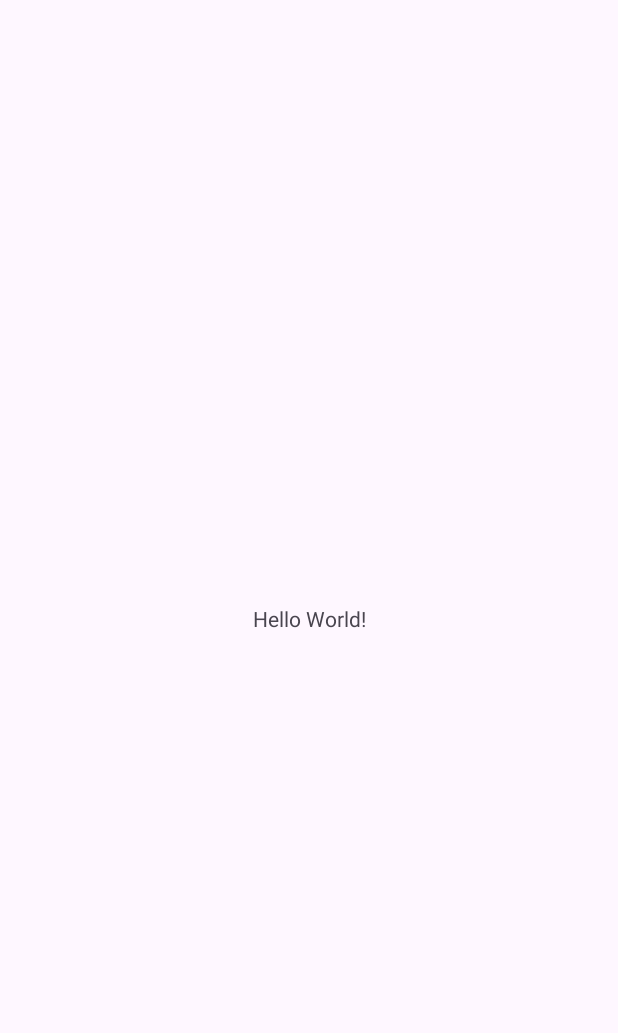
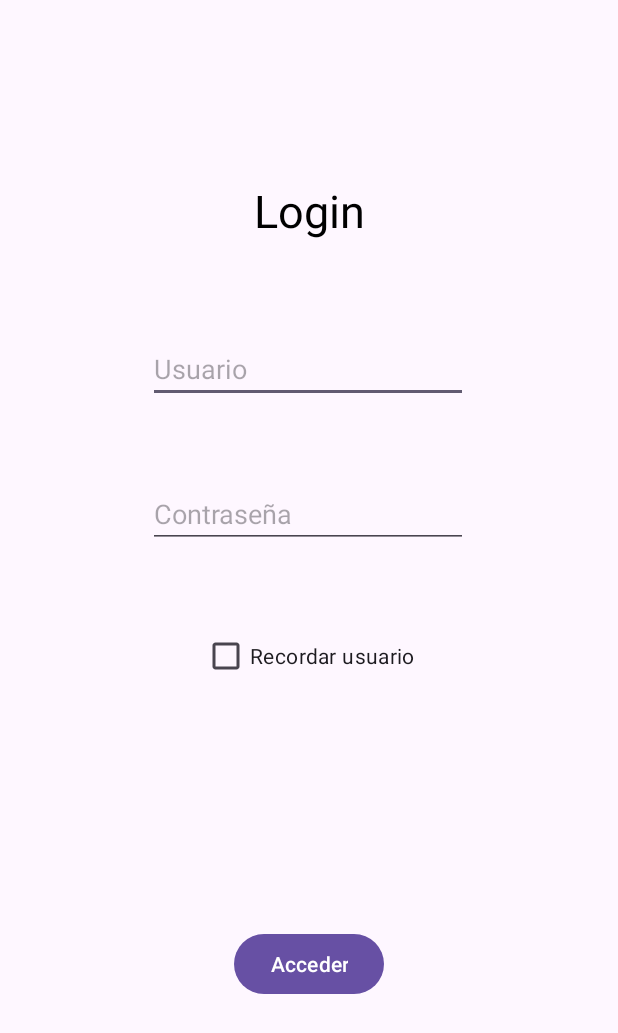
Before and after one commit to Francisco-Diaz-Roldan/Unidad3_Ejercicio1, an Android app: the screen it shows after launch (MainActivity), on a phone screen of 412 x 824 dp. Before the commit the part shown is almost empty. Shown: the top 1033 px of the screen. Run offline under Robolectric (Android 15) with nearby library versions, the phone set to English and light mode, and no system bars.

Commit message:
Ejercicio1 casi hecho

```diff
--- a/app/src/main/res/layout/activity_main.xml
+++ b/app/src/main/res/layout/activity_main.xml
@@ -7,12 +7,69 @@
     tools:context=".MainActivity">
 
     <TextView
+        android:id="@+id/login"
         android:layout_width="wrap_content"
         android:layout_height="wrap_content"
-        android:text="Hello World!"
+        android:text="@string/login"
+        android:textColor="@color/black"
+        android:textSize="30dp"
         app:layout_constraintBottom_toBottomOf="parent"
         app:layout_constraintEnd_toEndOf="parent"
         app:layout_constraintStart_toStartOf="parent"
-        app:layout_constraintTop_toTopOf="parent" />
+        app:layout_constraintTop_toTopOf="parent"
+        app:layout_constraintVertical_bias="0.153" />
+
+    <EditText
+        android:id="@+id/usuario"
+        android:layout_width="wrap_content"
+        android:layout_height="wrap_content"
+        android:ems="10"
+        android:inputType="text"
+        android:hint="@string/usuario"
+        app:layout_constraintBottom_toBottomOf="parent"
+        app:layout_constraintEnd_toEndOf="parent"
+        app:layout_constraintHorizontal_bias="0.497"
+        app:layout_constraintStart_toStartOf="parent"
+        app:layout_constraintTop_toBottomOf="@+id/login"
+        app:layout_constraintVertical_bias="0.101" />
+
+    <EditText
+        android:id="@+id/contrasena"
+        android:layout_width="wrap_content"
+        android:layout_height="wrap_content"
+        android:ems="10"
+        android:hint="@string/contrasena"
+        android:inputType="text"
+        app:layout_constraintBottom_toBottomOf="parent"
+        app:layout_constraintEnd_toEndOf="parent"
+        app:layout_constraintHorizontal_bias="0.497"
+        app:layout_constraintStart_toStartOf="parent"
+        app:layout_constraintTop_toBottomOf="@+id/usuario"
+        app:layout_constraintVertical_bias="0.1" />
+
+    <CheckBox
+        android:id="@+id/cBRecordarUsuario"
+        android:layout_width="wrap_content"
+        android:layout_height="wrap_content"
+        android:text="@string/recordar_usuario"
+        app:layout_constraintBottom_toBottomOf="parent"
+        app:layout_constraintEnd_toEndOf="parent"
+        android:textColorHint="@color/purple"
+        app:layout_constraintHorizontal_bias="0.498"
+        app:layout_constraintStart_toStartOf="parent"
+        app:layout_constraintTop_toBottomOf="@+id/contrasena"
+        app:layout_constraintVertical_bias="0.117"
+        tools:ignore="MissingConstraints" />
+
+    <Button
+        android:id="@+id/botonAcceder"
+        android:layout_width="wrap_content"
+        android:layout_height="wrap_content"
+        android:text="@string/acceder"
+        app:layout_constraintBottom_toBottomOf="parent"
+        app:layout_constraintEnd_toEndOf="parent"
+        app:layout_constraintStart_toStartOf="parent"
+        app:layout_constraintTop_toBottomOf="@+id/cBRecordarUsuario" />
+
 
 </androidx.constraintlayout.widget.ConstraintLayout>
--- a/app/src/main/res/values/colors.xml
+++ b/app/src/main/res/values/colors.xml
@@ -2,4 +2,8 @@
 <resources>
     <color name="black">#FF000000</color>
     <color name="white">#FFFFFFFF</color>
+    <color name="purple">#673AB7</color>
+    <color name="grey">#888788</color>
+
+
 </resources>
--- a/app/src/main/res/values/strings.xml
+++ b/app/src/main/res/values/strings.xml
@@ -1,3 +1,8 @@
 <resources>
     <string name="app_name">Unidad3_Ejercicio1</string>
+    <string name="login">Login</string>
+    <string name="usuario">Usuario</string>
+    <string name="contrasena">Contraseña</string>
+    <string name="recordar_usuario">Recordar usuario</string>
+    <string name="acceder">Acceder</string>
 </resources>
```
